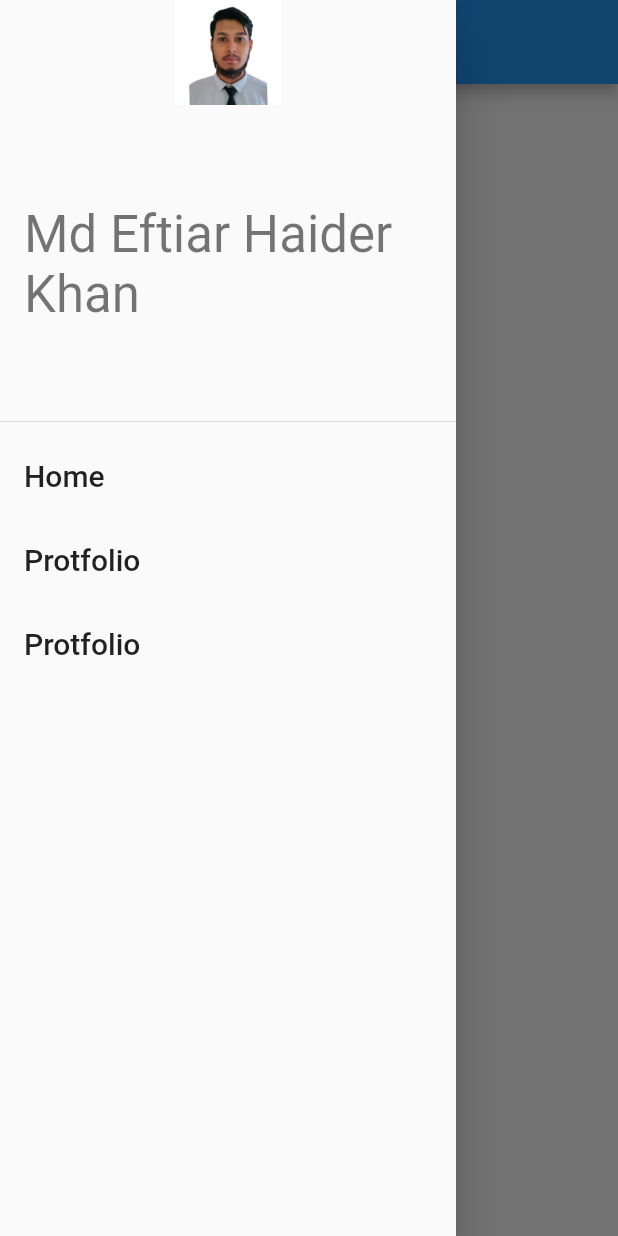
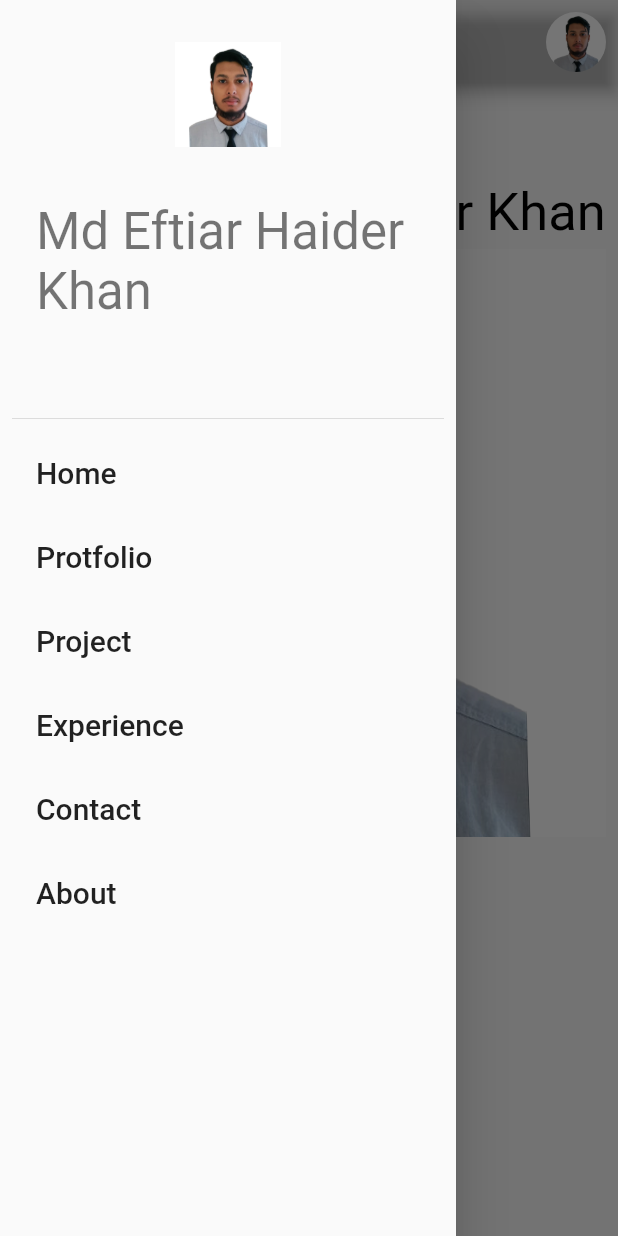
Before and after one commit to EftiarHKhan/my_app, a Flutter app: the screen it shows once a user with an empty profile is signed in, with the side drawer open, on a phone screen of 412 x 824 dp. Run offline on Flutter 3.47's test engine with Material 2 defaults, Android fonts, the phone set to English and light mode, and no system bars; our stand-ins replace firebase_auth, firebase_core, get, line_awesome_flutter; accounts and stored records are empty.

Commit message:
home page

```diff
--- a/lib/View/home_page.dart
+++ b/lib/View/home_page.dart
@@ -1,5 +1,8 @@
 import 'package:flutter/material.dart';
+import 'package:line_awesome_flutter/line_awesome_flutter.dart';
+import 'package:my_app/Widgets/Bar/home_app_bar.dart';
 import 'package:my_app/Widgets/Bar/side_menu_bar.dart';
+import 'package:my_app/Widgets/Bar/social_media_list.dart';
 import 'package:my_app/Widgets/image_strings.dart';
 import 'package:my_app/Widgets/text_strings.dart';
 
@@ -14,17 +17,61 @@ class _HomePageState extends State<HomePage> {
   @override
   Widget build(BuildContext context) {
     return Scaffold(
-      appBar: AppBar(
-        centerTitle: true,
-        title: const Text(
-          "My App",
-          style: TextStyle(
-            color: Colors.grey,
-            fontSize: 30.0,
+      appBar: HomeAppBar(),
+      drawer: const SideMenuBar(),
+      body: SingleChildScrollView(
+        child: SafeArea(
+          child: Padding(
+            padding: const EdgeInsets.all(8.0),
+            child: Column(
+              crossAxisAlignment: CrossAxisAlignment.start,
+              children: [
+                const Text(
+                  tWelcomeMessage,
+                  style: TextStyle(
+                    color: Colors.grey,
+                    fontSize: 40.0,
+                  ),
+                ),
+                const SizedBox(
+                  height: 10,
+                ),
+                const Center(
+                  child: Text(
+                    tWelcomeMessage2 + tUserName,
+                    style: TextStyle(
+                      color: Colors.black,
+                      fontSize: 35.0,
+                    ),
+                  ),
+                ),
+                Container(
+                  height: 400,
+                  width: 400,
+                  child: const Image(image: AssetImage(tProfileImage)),
+                ),
+                const SizedBox(
+                  height: 20,
+                ),
+                Center(
+                  child: ElevatedButton(
+                    onPressed: () {},
+                    child: const Text(
+                      tDownloadCV,
+                      style: TextStyle(
+                        color: Colors.white,
+                        fontSize: 20,
+                      ),
+                    ),
+                  ),
+                ),
+                const SizedBox(height: 20,),
+                const SocialMediaList(),
+              ],
+            ),
           ),
         ),
       ),
-      drawer: const SideMenuBar(),
     );
   }
 }
--- a/lib/View/profile_page.dart
+++ b/lib/View/profile_page.dart
@@ -1,4 +1,6 @@
 import 'package:flutter/material.dart';
+import 'package:get/get.dart';
+import 'package:get/get_core/src/get_main.dart';
 import 'package:line_awesome_flutter/line_awesome_flutter.dart';
 import 'package:my_app/Widgets/image_strings.dart';
 import 'package:my_app/Widgets/sizes.dart';
@@ -16,7 +18,7 @@ class ProfileScreen extends StatelessWidget {
 
       appBar: AppBar(
         leading: IconButton(
-          onPressed: () {},
+          onPressed: () => Get.back(),
           icon: Icon(LineAwesomeIcons.angle_left),
         ),
         title: Text(tProfile, style: Theme.of(context).textTheme.headline4,),
--- /dev/null
+++ b/lib/Widgets/Bar/home_app_bar.dart
@@ -0,0 +1,35 @@
+import 'package:flutter/material.dart';
+import 'package:get/get.dart';
+import 'package:my_app/View/profile_page.dart';
+
+import '../image_strings.dart';
+
+HomeAppBar() {
+  return AppBar(
+    centerTitle: true,
+    title: const Text(
+      "My App",
+      style: TextStyle(
+        color: Colors.white,
+        fontSize: 30.0,
+      ),
+    ),
+    actions: [
+      Container(
+        padding: const EdgeInsets.all(8.0),
+        child: ClipRRect(
+          borderRadius: BorderRadius.circular(200.0),
+          child: InkWell(
+            onTap: () => Get.to(() => ProfileScreen()),
+            child: const SizedBox(
+              height: 40,
+              width: 40,
+              child: Image(image: AssetImage(tProfileImage),),
+            ),
+          ),
+        ),
+      ),
+    ],
+    backgroundColor: Colors.transparent,
+  );
+}
--- a/lib/Widgets/Bar/side_menu_bar.dart
+++ b/lib/Widgets/Bar/side_menu_bar.dart
@@ -9,8 +9,11 @@ class SideMenuBar extends StatelessWidget {
   @override
   Widget build(BuildContext context) {
     return Drawer(
+      child: Padding(
+        padding: const EdgeInsets.all(8.0),
         child: ListView(
           children: [
+            SizedBox(height: 20,),
             SizedBox(
               width: 70,
               height: 70,
@@ -21,7 +24,7 @@ class SideMenuBar extends StatelessWidget {
                   )),
             ),
             const SizedBox(
-            height: 50,
+              height: 20,
             ),
             DrawerHeader(
               child: Text(
@@ -45,13 +48,35 @@ class SideMenuBar extends StatelessWidget {
             ),
             ListTile(
               title: const Text(
-              tProtfoliobar,
+                tProjectbar,
+                style: TextStyle(fontSize: 20),
+              ),
+              onTap: () {},
+            ),
+            ListTile(
+              title: const Text(
+                tExpericenbar,
+                style: TextStyle(fontSize: 20),
+              ),
+              onTap: () {},
+            ),
+            ListTile(
+              title: const Text(
+                tContactbar,
+                style: TextStyle(fontSize: 20),
+              ),
+              onTap: () {},
+            ),
+            ListTile(
+              title: const Text(
+                tAboutbar,
                 style: TextStyle(fontSize: 20),
               ),
               onTap: () {},
             ),
           ],
         ),
+      ),
     );
   }
 }
--- /dev/null
+++ b/lib/Widgets/Bar/social_media_list.dart
@@ -0,0 +1,61 @@
+import 'package:flutter/cupertino.dart';
+import 'package:flutter/material.dart';
+
+import '../image_strings.dart';
+
+class SocialMediaList extends StatelessWidget {
+  const SocialMediaList({Key? key}) : super(key: key);
+
+  @override
+  Widget build(BuildContext context) {
+    return Column(
+      //crossAxisAlignment: CrossAxisAlignment.center,
+      children: [
+        Center(
+          child: Container(
+            padding: const EdgeInsets.all(8.0),
+            child: ClipRRect(
+              borderRadius: BorderRadius.circular(200.0),
+              child: InkWell(
+                onTap: (){},
+                child: const SizedBox(
+                  height: 40,
+                  width: 40,
+                  child: Image(image: AssetImage(tFacebookImage),),
+                ),
+              ),
+            ),
+          ),
+        ),
+        Container(
+          padding: const EdgeInsets.all(8.0),
+          child: ClipRRect(
+            borderRadius: BorderRadius.circular(200.0),
+            child: InkWell(
+              onTap: (){},
+              child: const SizedBox(
+                height: 40,
+                width: 40,
+                child: Image(image: AssetImage(tLinkedinImage),),
+              ),
+            ),
+          ),
+        ),
+        Container(
+          padding: const EdgeInsets.all(8.0),
+          child: ClipRRect(
+            borderRadius: BorderRadius.circular(200.0),
+            child: InkWell(
+              onTap: (){},
+              child: const SizedBox(
+                height: 40,
+                width: 40,
+                child: Image(image: AssetImage(tGithubImage),),
+              ),
+            ),
+          ),
+        ),
+      ],
+    );
+  }
+}
--- a/lib/Widgets/image_strings.dart
+++ b/lib/Widgets/image_strings.dart
@@ -1,2 +1,7 @@
 // Profile image
 const String tProfileImage = "images/profile.png";
+
+// -- Social media image
+const String tFacebookImage = "images/Facebooklogo.png";
+const String tLinkedinImage = "images/linkedinlogo.png";
+const String tGithubImage = "images/github.png";
--- a/lib/Widgets/text_strings.dart
+++ b/lib/Widgets/text_strings.dart
@@ -13,3 +13,8 @@ const String tProjectbar = "Project";
 const String tExpericenbar = "Experience";
 const String tContactbar = "Contact";
 const String tAboutbar = "About";
+
+// -- Homepage body
+const String tWelcomeMessage = "Hey There,";
+const String tWelcomeMessage2 = "I'm ";
+const String tDownloadCV = "Download CV";
```
Also changed, not shown: images/Facebooklogo.png (added), images/github.png (added), images/linkedinlogo.png (added), lib/View/about_page.dart (added), lib/View/contact_page.dart (added), lib/View/experience_page.dart (added), lib/View/project_page.dart (added). Lines whose indentation alone changed are shown as unchanged.
